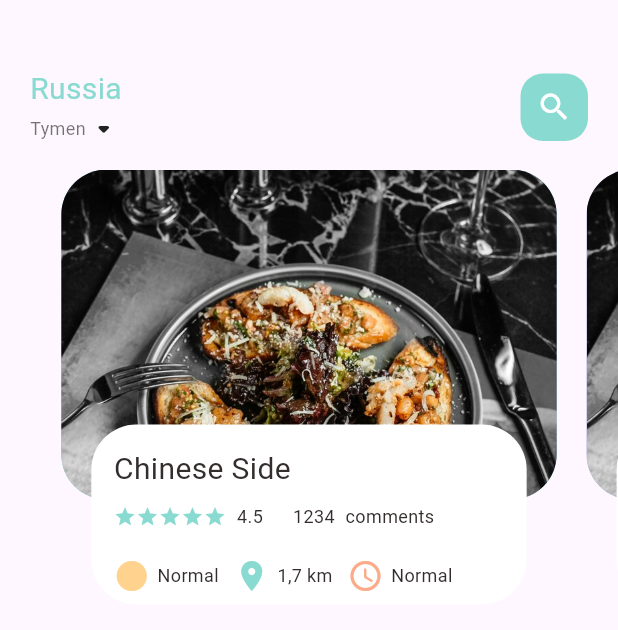
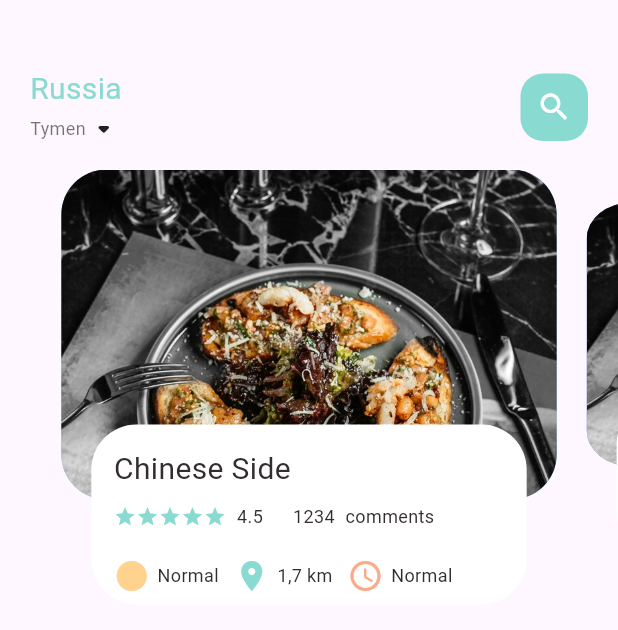
Before and after one commit to GirichevVasiliy/food_delivery, a Flutter app: the screen it shows after launch, on a phone screen of 412 x 824 dp. Shown: the top 630 px of the screen. Run offline on Flutter 3.47's test engine with Material 3 defaults, Android fonts, the phone set to English and light mode, and no system bars.

Commit message:
27.05.24: Zoom food_page_body

```diff
--- a/lib/home/food_page_body.dart
+++ b/lib/home/food_page_body.dart
@@ -15,9 +15,11 @@ class FoodPageBody extends StatefulWidget {
 class _FoodPageBodyState extends State<FoodPageBody> {
   PageController pageController = PageController(viewportFraction: 0.85);
   var _currPageValue = 0.0; // переменная для страниц карусели, при перемотке: 1.0, 2.0 и тд номера страниц
+  double _scaleFactor = 0.8;
+  double _height = 220;
 
   @override
-  void initState() {
+  void initState() { // pageController - дает возможность получить доступ к номеру страницы
     super.initState();
     pageController.addListener(() {
      setState(() {
@@ -28,7 +30,7 @@ class _FoodPageBodyState extends State<FoodPageBody> {
 
   @override
   void dispose(){
-    pageController.dispose();
+    pageController.dispose(); // будет удалять из памяти страницы
   }
 
   @override
@@ -46,8 +48,26 @@ class _FoodPageBodyState extends State<FoodPageBody> {
   }
 
   // int index - номер позиции карточки в карусели
+  // Matrix4 необходим для масшабирования виджета
   Widget _buildPageItem(int index) {
-    return Stack(
+    Matrix4 matrix = new Matrix4.identity();
+    if (index == _currPageValue.floor()){
+      var currScale = 1 - (_currPageValue - index) * (1 - _scaleFactor);
+      var currTrans = _height * (1 - currScale) / 2;
+      matrix = Matrix4.diagonal3Values(1, currScale, 1)..setTranslationRaw(0, currTrans, 0);
+    } else if (index == _currPageValue.floor() + 1){
+      var currScale = _scaleFactor + (_currPageValue-index + 1) * (1 - _scaleFactor);
+      var currTrans = _height * (1 - currScale) / 2;
+      matrix = Matrix4.diagonal3Values(1, currScale, 1)..setTranslationRaw(0, currTrans, 0);
+    } else if (index == _currPageValue.floor() - 1){
+      var currScale = 1 - (_currPageValue - index) * (1 - _scaleFactor);
+      var currTrans = _height * (1 - currScale) / 2;
+      matrix = Matrix4.diagonal3Values(1, currScale, 1)..setTranslationRaw(0, currTrans, 0);
+    }
+
+    return Transform(
+      transform: matrix,
+      child: Stack(
         children: [
           Container(
             height: 220,
@@ -81,7 +101,7 @@ class _FoodPageBodyState extends State<FoodPageBody> {
                       //Ряд со звездами
                       children: [
                         Wrap(
-                        children: List.generate(5, (index) {
+                          children: List.generate(5, (index) { // количество звезд
                             return Icon(
                               Icons.star,
                               color: AppColors.mainColor,
@@ -128,6 +148,7 @@ class _FoodPageBodyState extends State<FoodPageBody> {
             ),
           )
         ],
+      ),
     );
   }
 }
--- a/lib/home/main_food_page.dart
+++ b/lib/home/main_food_page.dart
@@ -30,7 +30,7 @@ class _MainFoodPageState extends State<MainFoodPage> {
                    Row(
                      children: [
                        SmallText(text: "Tymen", color: Colors.black54),
-                       Icon(Icons.arrow_drop_down_rounded)
+                       Icon(Icons.arrow_drop_down_rounded) // Стрелка рядом с текстом Тюмень
                      ],
                    )
                   ],
```
Lines whose indentation alone changed are shown as unchanged.
